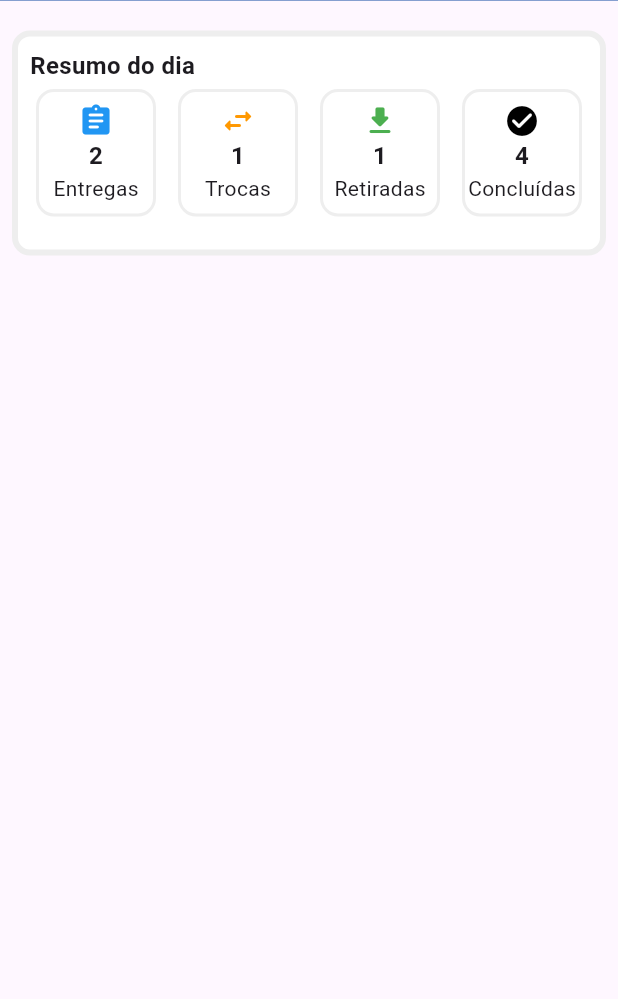
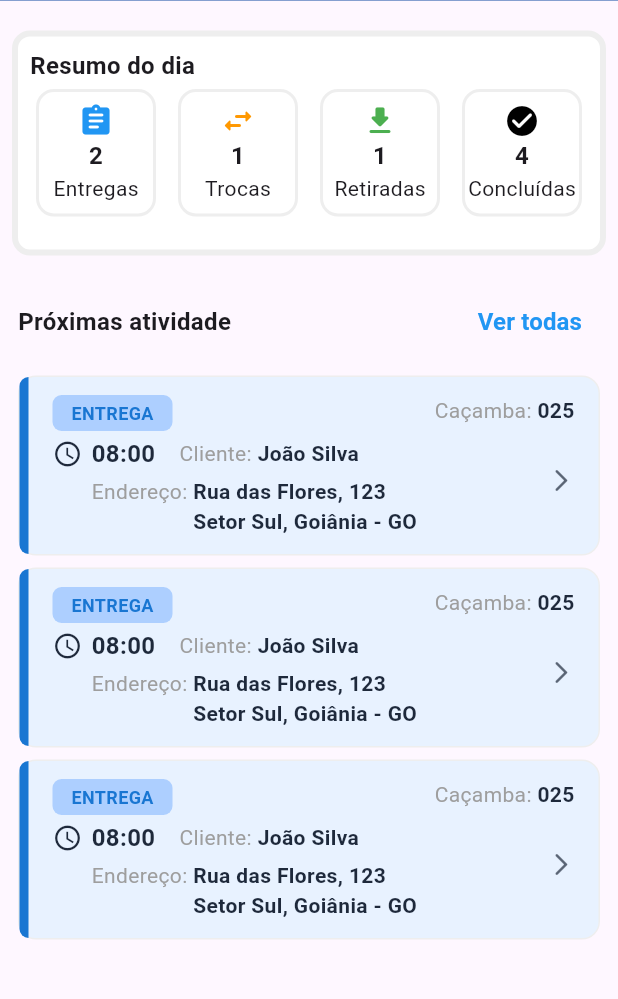
Before and after one commit to GuilhermeSilva7x/Sistema-de-gerenciamento-de-loca-o-de-ca-ambas, a Flutter app: the screen it shows after launch, on a phone screen of 412 x 824 dp, the part 97-1096 px from its top. Run offline on Flutter 3.47's test engine with Material 3 defaults, Android fonts, the phone set to English and light mode, and no system bars.

Commit message:
Card de Entregas feito, parte mobile

```diff
--- a/app_motorista/lib/paginas_principais/homepage.dart
+++ b/app_motorista/lib/paginas_principais/homepage.dart
@@ -1,3 +1,4 @@
+import 'package:app_motorista/subpastas_homepage/atividades.dart';
 import 'package:app_motorista/subpastas_homepage/cabecalho.dart';
 import 'package:app_motorista/subpastas_homepage/resumo.dart';
 import 'package:flutter/material.dart';
@@ -9,7 +10,9 @@ class Homepage extends StatelessWidget {
   Widget build(BuildContext context) {
     return Scaffold(
       body: SafeArea(
-        child: Column(children: [Cabecalho(), SizedBox(height: 12), Resumo()]),
+        child: Column(
+          children: [Cabecalho(), SizedBox(height: 12), Resumo(), Atividades()],
+        ),
       ),
     );
   }
--- /dev/null
+++ b/app_motorista/lib/subpastas_homepage/atividades.dart
@@ -0,0 +1,205 @@
+import 'package:flutter/material.dart';
+
+class Atividades extends StatelessWidget {
+  const Atividades({super.key});
+
+  @override
+  Widget build(BuildContext context) {
+    return Padding(
+      padding: const EdgeInsets.all(6.0),
+      child: Container(
+        child: Padding(
+          padding: const EdgeInsets.all(6.0),
+          child: Column(
+            children: [
+              Row(
+                mainAxisAlignment: MainAxisAlignment.spaceBetween,
+                children: [
+                  Text(
+                    "Próximas atividade",
+                    style: TextStyle(fontWeight: FontWeight.bold, fontSize: 16),
+                  ),
+                  TextButton(
+                    onPressed: () {},
+                    child: Text(
+                      "Ver todas",
+                      style: TextStyle(
+                        color: Colors.blue,
+                        fontSize: 16,
+                        fontWeight: FontWeight.bold,
+                      ),
+                    ),
+                  ),
+                ],
+              ),
+              SizedBox(height: 12),
+              CardsAtividades(),
+              SizedBox(height: 8),
+              CardsAtividades(),
+              SizedBox(height: 8),
+              CardsAtividades(),
+            ],
+          ),
+        ),
+      ),
+    );
+  }
+}
+
+class CardsAtividades extends StatelessWidget {
+  const CardsAtividades({super.key});
+
+  @override
+  Widget build(BuildContext context) {
+    return Container(
+      width: double.infinity,
+      height: 120,
+      decoration: BoxDecoration(
+        color: const Color(0xFFE8F2FF),
+        borderRadius: BorderRadius.circular(12),
+        border: Border.all(color: Colors.grey[200]!, width: 1),
+      ),
+      child: Row(
+        children: [
+          Container(
+            width: 6,
+            height: double.infinity,
+            decoration: const BoxDecoration(
+              color: Color(0xFF1976D2),
+              borderRadius: BorderRadius.only(
+                topLeft: Radius.circular(12),
+                bottomLeft: Radius.circular(12),
+              ),
+            ),
+          ),
+          const SizedBox(width: 16),
+          Expanded(
+            child: Padding(
+              padding: const EdgeInsets.symmetric(vertical: 12.0),
+              child: Column(
+                crossAxisAlignment: CrossAxisAlignment.start,
+                mainAxisAlignment: MainAxisAlignment.spaceBetween,
+                children: [
+                  Container(
+                    alignment: Alignment.center,
+                    height: 24,
+                    width: 80,
+                    decoration: BoxDecoration(
+                      color: const Color(0xFFADCFFF),
+                      borderRadius: BorderRadius.circular(6),
+                    ),
+                    child: const Text(
+                      "ENTREGA",
+                      style: TextStyle(
+                        color: Color(0xFF1976D2),
+                        fontWeight: FontWeight.bold,
+                        fontSize: 12,
+                      ),
+                    ),
+                  ),
+                  Row(
+                    children: [
+                      const Icon(
+                        Icons.watch_later_outlined,
+                        size: 20,
+                        color: Color(0xFF1E293B),
+                      ),
+                      const SizedBox(width: 6),
+                      const Text(
+                        "08:00",
+                        style: TextStyle(
+                          fontWeight: FontWeight.bold,
+                          fontSize: 16,
+                          color: Color(0xFF1E293B),
+                        ),
+                      ),
+                      const SizedBox(width: 16),
+                      const Text(
+                        "Cliente: ",
+                        style: TextStyle(color: Colors.grey),
+                      ),
+                      const Expanded(
+                        child: Text(
+                          "João Silva",
+                          style: TextStyle(
+                            fontWeight: FontWeight.bold,
+                            color: Color(0xFF1E293B),
+                          ),
+                          overflow: TextOverflow.ellipsis,
+                        ),
+                      ),
+                    ],
+                  ),
+                  Row(
+                    crossAxisAlignment: CrossAxisAlignment.start,
+                    children: [
+                      const SizedBox(width: 26),
+                      const Text(
+                        "Endereço: ",
+                        style: TextStyle(color: Colors.grey),
+                      ),
+                      const Expanded(
+                        child: Column(
+                          crossAxisAlignment: CrossAxisAlignment.start,
+                          children: [
+                            Text(
+                              "Rua das Flores, 123",
+                              style: TextStyle(
+                                fontWeight: FontWeight.bold,
+                                color: Color(0xFF1E293B),
+                              ),
+                            ),
+                            Text(
+                              "Setor Sul, Goiânia - GO",
+                              style: TextStyle(
+                                fontWeight: FontWeight.bold,
+                                color: Color(0xFF1E293B),
+                              ),
+                            ),
+                          ],
+                        ),
+                      ),
+                    ],
+                  ),
+                ],
+              ),
+            ),
+          ),
+          Padding(
+            padding: const EdgeInsets.only(
+              right: 16.0,
+              top: 12.0,
+              bottom: 12.0,
+            ),
+            child: Column(
+              crossAxisAlignment: CrossAxisAlignment.end,
+              mainAxisAlignment: MainAxisAlignment.spaceBetween,
+              children: [
+                const Row(
+                  mainAxisSize: MainAxisSize.min,
+                  children: [
+                    Text("Caçamba: ", style: TextStyle(color: Colors.grey)),
+                    Text(
+                      "025",
+                      style: TextStyle(
+                        fontWeight: FontWeight.bold,
+                        color: Color(0xFF1E293B),
+                      ),
+                    ),
+                  ],
+                ),
+                const Spacer(),
+                Icon(
+                  Icons.arrow_forward_ios_rounded,
+                  color: const Color(0xFF1E293B).withOpacity(0.7),
+                  size: 18,
+                ),
+                const Spacer(),
+              ],
+            ),
+          ),
+        ],
+      ),
+    );
+  }
+}
```
